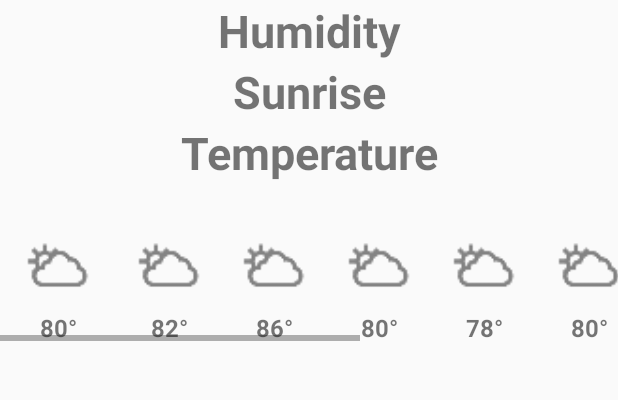
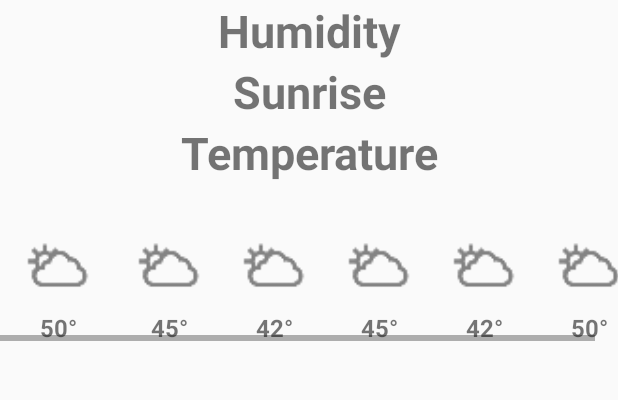
Before and after one commit to s4mk227/csc415weather, an Android app: the layout activity_display_weather.xml on its own in the app's theme, with its tools: preview values and no code run, on a phone screen of 412 x 824 dp, the part 321-721 px from its top. Run offline under Robolectric (Android 15) with nearby library versions, the light colour scheme and no system bars.

Commit message:
Get Weather
Get weather when applciation starts.

```diff
--- a/WeatherApplication/app/src/main/java/androidclassproject/weatherapplication/DisplayWeather.java
+++ b/WeatherApplication/app/src/main/java/androidclassproject/weatherapplication/DisplayWeather.java
@@ -146,6 +146,8 @@
         }
 
         Location location = locationManager.getLastKnownLocation(provider);
+
+        new GetWeather().execute(Common.apiRequest(String.valueOf(lat), String.valueOf(lng)));
 
         if (location == null)
             Log.e("Tag", "No Location");
--- a/WeatherApplication/app/src/main/res/layout/activity_display_weather.xml
+++ b/WeatherApplication/app/src/main/res/layout/activity_display_weather.xml
@@ -146,7 +146,7 @@
                 android:id="@+id/textviewWeatherOne"
                 android:layout_width="match_parent"
                 android:layout_height="wrap_content"
-                android:text="80°"
+                android:text="50°"
                 android:textStyle="bold"
                 android:textSize="16sp"
                 android:layout_centerInParent="true"
@@ -180,7 +180,7 @@
                     android:id="@+id/textviewWeatherTwo"
                     android:layout_width="match_parent"
                     android:layout_height="wrap_content"
-                    android:text="82°"
+                    android:text="45°"
                     android:textStyle="bold"
                     android:textSize="16sp"
                     android:layout_centerInParent="true"
@@ -214,7 +214,7 @@
                     android:id="@+id/textviewWeatherThree"
                     android:layout_width="match_parent"
                     android:layout_height="wrap_content"
-                    android:text="86°"
+                    android:text="42°"
                     android:textStyle="bold"
                     android:textSize="16sp"
                     android:layout_centerInParent="true"
@@ -248,7 +248,7 @@
                     android:id="@+id/textviewWeatherFour"
                     android:layout_width="match_parent"
                     android:layout_height="wrap_content"
-                    android:text="80°"
+                    android:text="45°"
                     android:textStyle="bold"
                     android:textSize="16sp"
                     android:layout_centerInParent="true"
@@ -284,7 +284,7 @@
                     android:id="@+id/textviewWeatherFive"
                     android:layout_width="match_parent"
                     android:layout_height="wrap_content"
-                    android:text="78°"
+                    android:text="42°"
                     android:textStyle="bold"
                     android:textSize="16sp"
                     android:layout_centerInParent="true"
@@ -318,7 +318,7 @@
                     android:id="@+id/textviewWeatherSix"
                     android:layout_width="match_parent"
                     android:layout_height="wrap_content"
-                    android:text="80°"
+                    android:text="50°"
                     android:textStyle="bold"
                     android:textSize="16sp"
                     android:layout_centerInParent="true"
@@ -327,54 +327,6 @@
                     />
 
             </RelativeLayout>
-
-            <ImageView
-
-                android:id="@+id/weatherImageSeven"
-                android:layout_width="60dp"
-                android:layout_height="60dp"
-                android:src="@drawable/ic_weather_icon"
-                android:layout_marginRight="10dp"
-                android:layout_centerInParent="true"
-                android:layout_below="@+id/weatherImageSix"
-
-                />
-
-            <ImageView
-
-                android:id="@+id/weatherImageEight"
-                android:layout_width="60dp"
-                android:layout_height="60dp"
-                android:src="@drawable/ic_weather_icon"
-                android:layout_marginRight="10dp"
-                android:layout_centerInParent="true"
-                android:layout_below="@+id/weatherImageSeven"
-
-                />
-
-            <ImageView
-
-                android:id="@+id/weatherImageNine"
-                android:layout_width="60dp"
-                android:layout_height="60dp"
-                android:src="@drawable/ic_weather_icon"
-                android:layout_marginRight="10dp"
-                android:layout_centerInParent="true"
-                android:layout_below="@+id/weatherImageEight"
-
-                />
-
-            <ImageView
-
-                android:id="@+id/weatherImageTen"
-                android:layout_width="60dp"
-                android:layout_height="60dp"
-                android:src="@drawable/ic_weather_icon"
-                android:layout_marginRight="10dp"
-                android:layout_centerInParent="true"
-                android:layout_below="@+id/weatherImageNine"
-
-                />
 
 
 
```
